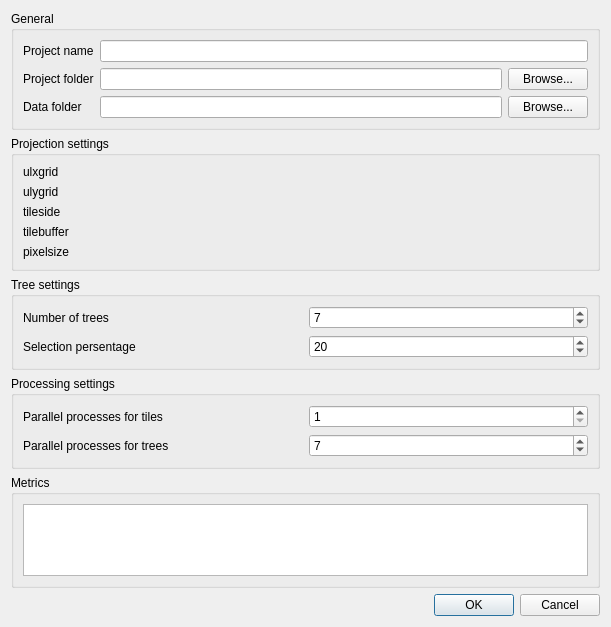
This is umdprojectdialogbase.ui in nextgis/UMD_GLAD as Qt 5 draws it before an edit. The edited form follows.
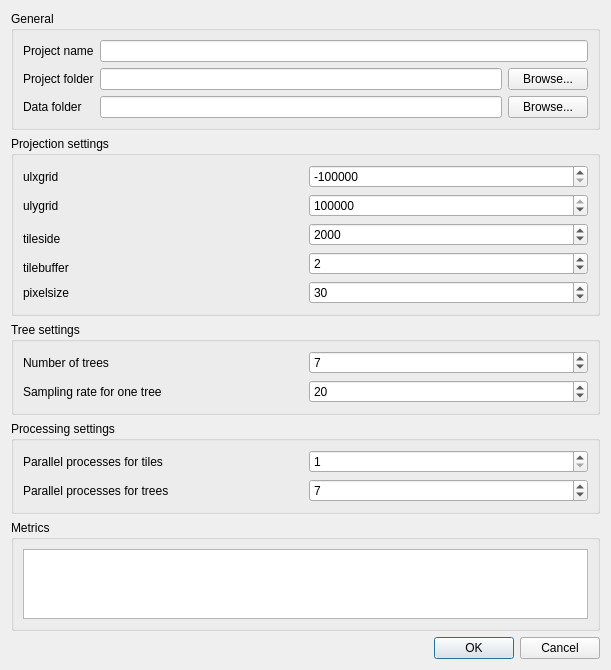
This is the edited form. Custom widgets are drawn as their Qt base class.

Commit message: added metrics file more options in dialog (still needs review)

The edit to the form file:
```diff
--- a/umdprojectdialogbase.ui
+++ b/umdprojectdialogbase.ui
@@ -7,7 +7,7 @@
     <x>0</x>
     <y>0</y>
     <width>611</width>
-    <height>627</height>
+    <height>665</height>
    </rect>
   </property>
   <property name="windowTitle">
@@ -73,10 +73,16 @@
       <string>Projection settings</string>
      </property>
      <layout class="QGridLayout" name="gridLayout_2">
-      <item row="0" column="0">
-       <widget class="QLabel" name="label_4">
-        <property name="text">
-         <string>ulxgrid</string>
+      <item row="2" column="1" rowspan="2">
+       <widget class="QSpinBox" name="spnTileSide">
+        <property name="minimum">
+         <number>1000</number>
+        </property>
+        <property name="maximum">
+         <number>10000</number>
+        </property>
+        <property name="value">
+         <number>2000</number>
         </property>
        </widget>
       </item>
@@ -87,27 +93,86 @@
         </property>
        </widget>
       </item>
-      <item row="2" column="0">
-       <widget class="QLabel" name="label_6">
-        <property name="text">
-         <string>tileside</string>
+      <item row="0" column="1">
+       <widget class="QSpinBox" name="spnUlx">
+        <property name="minimum">
+         <number>-10000000</number>
         </property>
+        <property name="maximum">
+         <number>10000000</number>
+        </property>
+        <property name="value">
+         <number>-4560000</number>
+        </property>
        </widget>
       </item>
-      <item row="3" column="0">
-       <widget class="QLabel" name="label_7">
+      <item row="4" column="1" rowspan="2">
+       <widget class="QSpinBox" name="spnTileBuffer">
+        <property name="minimum">
+         <number>1</number>
+        </property>
+        <property name="maximum">
+         <number>10</number>
+        </property>
+        <property name="value">
+         <number>2</number>
+        </property>
+       </widget>
+      </item>
+      <item row="1" column="1">
+       <widget class="QSpinBox" name="spnUly">
+        <property name="minimum">
+         <number>-10000000</number>
+        </property>
+        <property name="maximum">
+         <number>10000000</number>
+        </property>
+        <property name="value">
+         <number>2400000</number>
+        </property>
+       </widget>
+      </item>
+      <item row="0" column="0">
+       <widget class="QLabel" name="label_4">
         <property name="text">
-         <string>tilebuffer</string>
+         <string>ulxgrid</string>
         </property>
        </widget>
       </item>
-      <item row="4" column="0">
+      <item row="6" column="1">
+       <widget class="QSpinBox" name="spnPixelSize">
+        <property name="minimum">
+         <number>1</number>
+        </property>
+        <property name="maximum">
+         <number>100</number>
+        </property>
+        <property name="value">
+         <number>30</number>
+        </property>
+       </widget>
+      </item>
+      <item row="6" column="0">
        <widget class="QLabel" name="label_8">
         <property name="text">
          <string>pixelsize</string>
         </property>
        </widget>
       </item>
+      <item row="5" column="0">
+       <widget class="QLabel" name="label_7">
+        <property name="text">
+         <string>tilebuffer</string>
+        </property>
+       </widget>
+      </item>
+      <item row="3" column="0">
+       <widget class="QLabel" name="label_6">
+        <property name="text">
+         <string>tileside</string>
+        </property>
+       </widget>
+      </item>
      </layout>
     </widget>
    </item>
@@ -143,7 +208,7 @@
       <item row="1" column="0">
        <widget class="QLabel" name="label_10">
         <property name="text">
-         <string>Selection persentage</string>
+         <string>Sampling rate for one tree</string>
         </property>
        </widget>
       </item>
@@ -216,7 +281,14 @@
      </property>
      <layout class="QGridLayout" name="gridLayout_5">
       <item row="0" column="0">
-       <widget class="QTreeView" name="treeView"/>
+       <widget class="QTreeView" name="treeMetrics">
+        <property name="editTriggers">
+         <set>QAbstractItemView::NoEditTriggers</set>
+        </property>
+        <property name="alternatingRowColors">
+         <bool>true</bool>
+        </property>
+       </widget>
       </item>
      </layout>
     </widget>
```
The commit also changes 2 other files.
